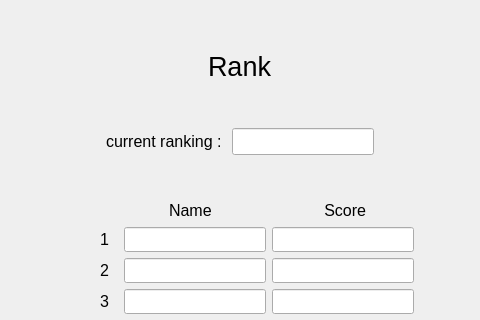
Qt form ui/Rank.ui (TONYQQ123/CSIE_Mediapipe) before a commit; both pictures show x 258 to 738 and y 0 to 320 of the 960 by 540 pixel window.
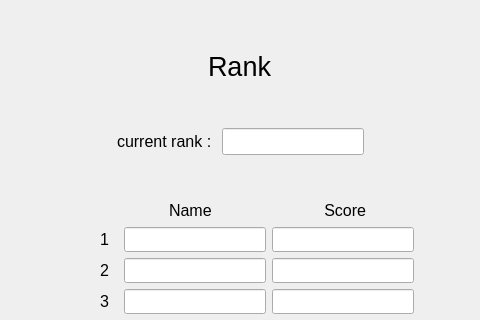
The same form after that commit.

The edit to the form file:
```diff
--- a/ui/Rank.ui
+++ b/ui/Rank.ui
@@ -153,7 +153,7 @@
             </font>
            </property>
            <property name="text">
-            <string>current ranking : </string>
+            <string>current rank : </string>
            </property>
           </widget>
          </item>
```
Left out of the diff: 2 changed lines with no effect on the pictures.
